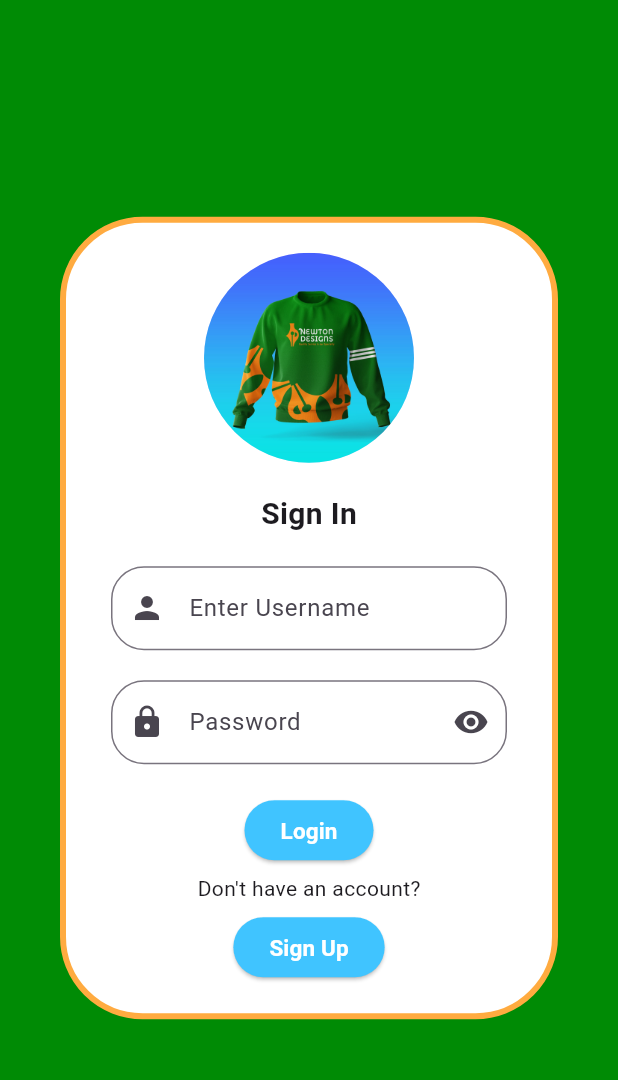
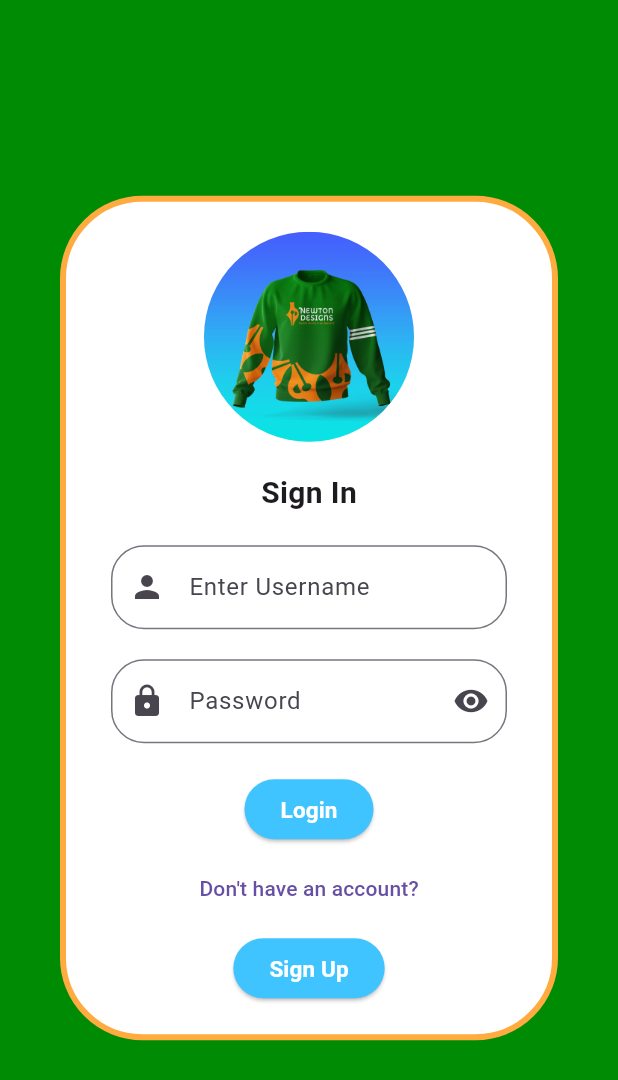
Before and after one commit to Iconia7/Flutter-project, a Flutter app: the screen it shows after launch, on a phone screen of 412 x 824 dp. Shown: the top 1080 px of the screen. Run offline on Flutter 3.47's test engine with Material 3 defaults, Android fonts, the light colour scheme and no system bars; our stand-ins replace get.

Commit message:
"TextButton"

```diff
--- a/lib/views/screens/login.dart
+++ b/lib/views/screens/login.dart
@@ -112,7 +112,10 @@ class Login extends StatelessWidget {
               const SizedBox(
                 height: 5,
               ),
-              const Text("Don't have an account?"),
+              TextButton(
+                child: Text("Don't have an account?"),
+                onPressed: () {},
+              ),
               const SizedBox(
                 height: 5,
               ),
```
